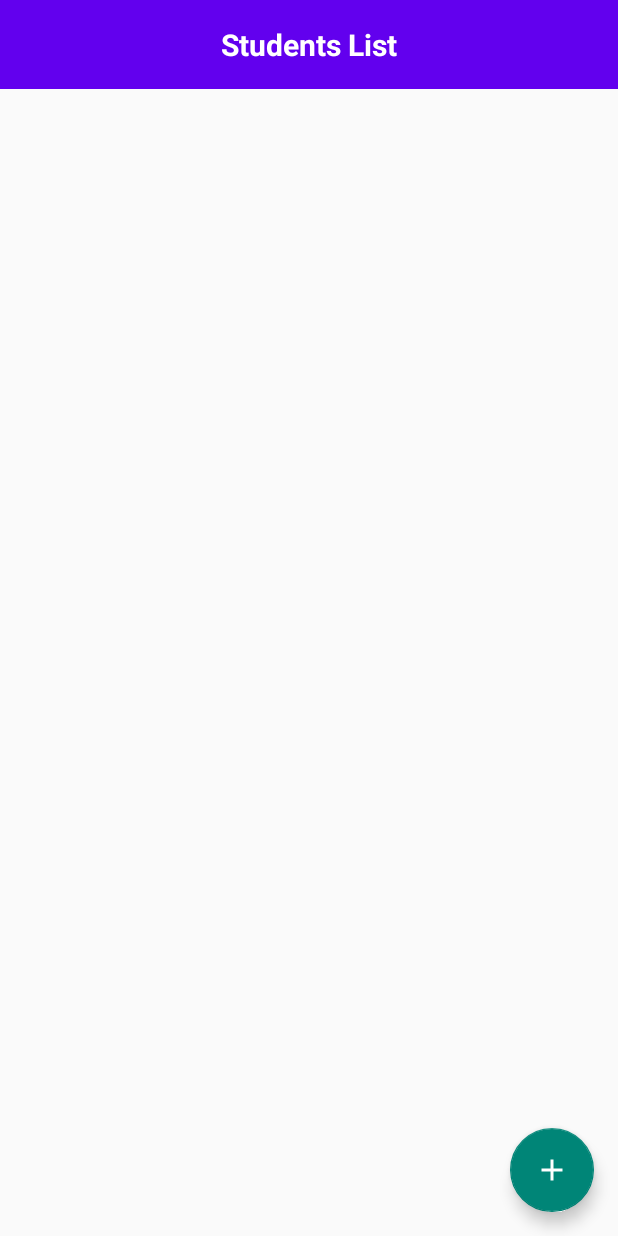
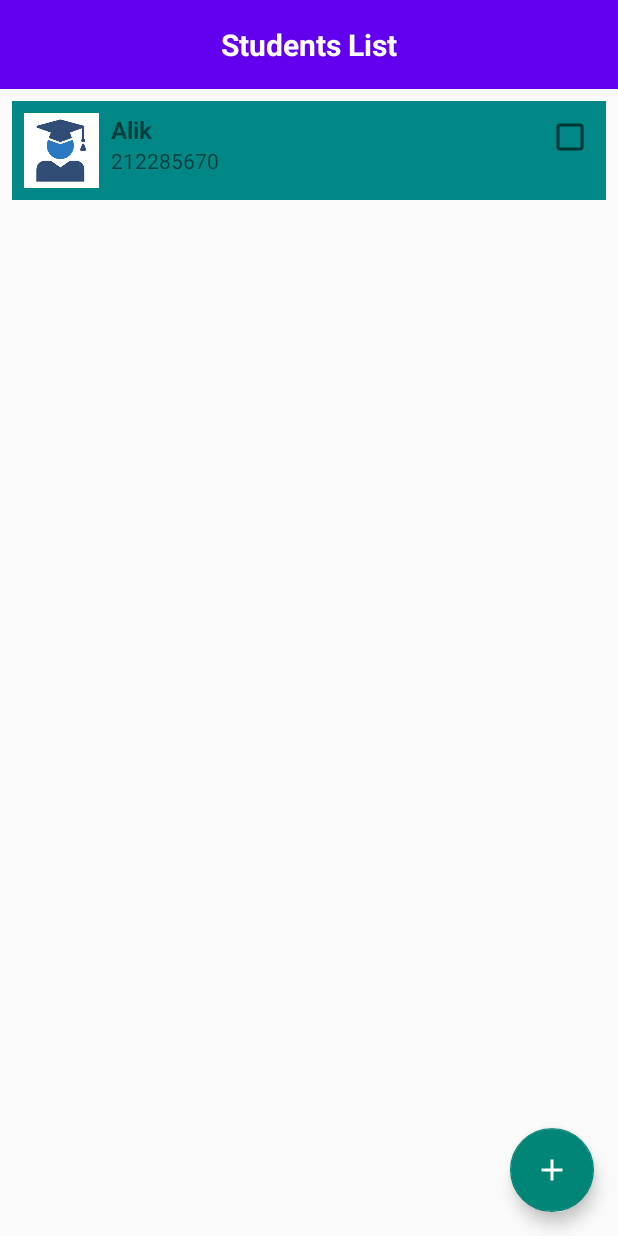
Before and after one commit to ShadowJu/student-app-assignment, an Android app built with Jetpack Compose: the screen it shows after launch (MainActivity), on a phone screen of 412 x 824 dp. Run offline under Robolectric (Android 15) with nearby library versions, the phone set to English and light mode, and no system bars.

Commit message:
feat:adding list of student

```diff
--- a/app/src/main/java/com/example/student_app_assignment/MainActivity.kt
+++ b/app/src/main/java/com/example/student_app_assignment/MainActivity.kt
@@ -1,19 +1,41 @@
 package com.example.student_app_assignment
 
+import StudentAdapter
 import android.content.Intent
 import android.os.Bundle
+import android.widget.Toast
 import androidx.activity.ComponentActivity
+import androidx.activity.result.ActivityResultLauncher
+import androidx.activity.result.contract.ActivityResultContracts
+import androidx.recyclerview.widget.LinearLayoutManager
+import androidx.recyclerview.widget.RecyclerView
+import com.example.student_app_assignment.repositories.StudentRepository.students
 import com.google.android.material.floatingactionbutton.FloatingActionButton
 
 class MainActivity : ComponentActivity() {
+    private lateinit var recyclerViewAdapter: StudentAdapter
+    private lateinit var activityResultLauncher: ActivityResultLauncher<Intent>
 
     override fun onCreate(savedInstanceState: Bundle?) {
         super.onCreate(savedInstanceState)
         setContentView(R.layout.activity_main)
 
+        activityResultLauncher = registerForActivityResult(ActivityResultContracts.StartActivityForResult()) { result ->
+            if (result.resultCode == RESULT_OK) {
+                val data = result.data?.getStringExtra("key")
+                recyclerViewAdapter.notifyItemInserted(students.size - 1)
+            } else {
+                Toast.makeText(this, "error during adding student", Toast.LENGTH_SHORT).show()
+            }
+        }
+
+        recyclerViewAdapter = StudentAdapter(students)
+        val recyclerView = findViewById<RecyclerView>(R.id.recyclerView)
+        recyclerView.layoutManager = LinearLayoutManager(this)
+        recyclerView.adapter = recyclerViewAdapter
 
         findViewById<FloatingActionButton>(R.id.AddStudent).setOnClickListener {
-            startActivity(Intent(this, NewStudentActivity::class.java))
+            activityResultLauncher.launch(Intent(this, NewStudentActivity::class.java))
         }
     }
 }
--- a/app/src/main/java/com/example/student_app_assignment/NewStudentActivity.kt
+++ b/app/src/main/java/com/example/student_app_assignment/NewStudentActivity.kt
@@ -1,7 +1,7 @@
 package com.example.student_app_assignment
 
+import android.content.Intent
 import android.os.Bundle
-import android.util.Log
 import android.widget.Button
 import android.widget.EditText
 import android.widget.Toast
@@ -23,6 +23,9 @@ class NewStudentActivity : AppCompatActivity() {
             val newStudent = Student(name, id, phone, address, false)
             if (id.isNotBlank() && name.isNotBlank() && phone.isNotBlank() && address.isNotBlank()) {
                 StudentRepository.addStudent(newStudent);
+                val resultIntent = Intent()
+                resultIntent.putExtra("key", "Returned Data")
+                setResult(RESULT_OK, resultIntent)
                 finish()
             } else {
                 Toast.makeText(this, "All fields are required", Toast.LENGTH_SHORT).show()
--- /dev/null
+++ b/app/src/main/java/com/example/student_app_assignment/StudentAdapter.kt
@@ -0,0 +1,38 @@
+import android.view.LayoutInflater
+import android.view.View
+import android.view.ViewGroup
+import android.widget.CheckBox
+import android.widget.ImageView
+import android.widget.TextView
+import androidx.recyclerview.widget.RecyclerView
+import com.example.student_app_assignment.R
+import com.example.studentsapp.Student
+
+class StudentAdapter(
+    private val students: List<Student>,
+) : RecyclerView.Adapter<StudentAdapter.StudentViewHolder>() {
+
+    // ViewHolder class to hold references to the views for each item
+    class StudentViewHolder(itemView: View) : RecyclerView.ViewHolder(itemView) {
+        val studentImage: ImageView = itemView.findViewById(R.id.studentImage)
+        val studentName: TextView = itemView.findViewById(R.id.studentName)
+        val studentId: TextView = itemView.findViewById(R.id.studentId)
+        val studentCheckBox: CheckBox = itemView.findViewById(R.id.studentCheckBox)
+
+        fun bind(student: Student) {
+            studentName.text = student.name
+            studentId.text = student.id
+            studentCheckBox.isChecked = student.isChecked
+            studentImage.setImageResource(R.drawable.studnet) // Replace with your static image resource
+        }
+    }
+    override fun onCreateViewHolder(parent: ViewGroup, viewType: Int): StudentViewHolder {
+        val view = LayoutInflater.from(parent.context).inflate(R.layout.item_student, parent, false)
+        return StudentViewHolder(view)
+    }
+    override fun onBindViewHolder(holder: StudentViewHolder, position: Int) {
+        holder.bind(students[position])
+    }
+    override fun getItemCount(): Int = students.size
+
+}
--- a/app/src/main/java/com/example/student_app_assignment/repositories/StudentRepository.kt
+++ b/app/src/main/java/com/example/student_app_assignment/repositories/StudentRepository.kt
@@ -4,7 +4,9 @@ import android.util.Log
 import com.example.studentsapp.Student
 
 object StudentRepository {
-    val students = mutableListOf<Student>()
+    val students = mutableListOf<Student>(
+        Student("Alik","212285670","0545206596","Hagdud Haivri 20", false)
+    )
 
     fun addStudent(student: Student){
         students.add((student))
--- /dev/null
+++ b/app/src/main/res/layout/item_student.xml
@@ -0,0 +1,42 @@
+<LinearLayout xmlns:android="http://schemas.android.com/apk/res/android"
+    android:layout_width="match_parent"
+    android:layout_height="wrap_content"
+    android:orientation="horizontal"
+    android:background="@color/teal_700"
+    android:padding="8dp">
+
+    <ImageView
+        android:id="@+id/studentImage"
+        android:layout_width="50dp"
+        android:layout_height="50dp"
+        android:src="@drawable/studnet"
+        android:contentDescription="Student Image"
+        android:layout_marginEnd="8dp" />
+
+    <LinearLayout
+        android:layout_width="0dp"
+        android:layout_height="wrap_content"
+        android:layout_weight="1"
+        android:orientation="vertical">
+
+        <TextView
+            android:id="@+id/studentName"
+            android:layout_width="wrap_content"
+            android:layout_height="wrap_content"
+            android:text="Student Name"
+            android:textSize="16sp"
+            android:textStyle="bold" />
+
+        <TextView
+            android:id="@+id/studentId"
+            android:layout_width="wrap_content"
+            android:layout_height="wrap_content"
+            android:text="Student ID"
+            android:textSize="14sp" />
+    </LinearLayout>
+
+    <CheckBox
+        android:id="@+id/studentCheckBox"
+        android:layout_width="wrap_content"
+        android:layout_height="wrap_content" />
+</LinearLayout>
```
